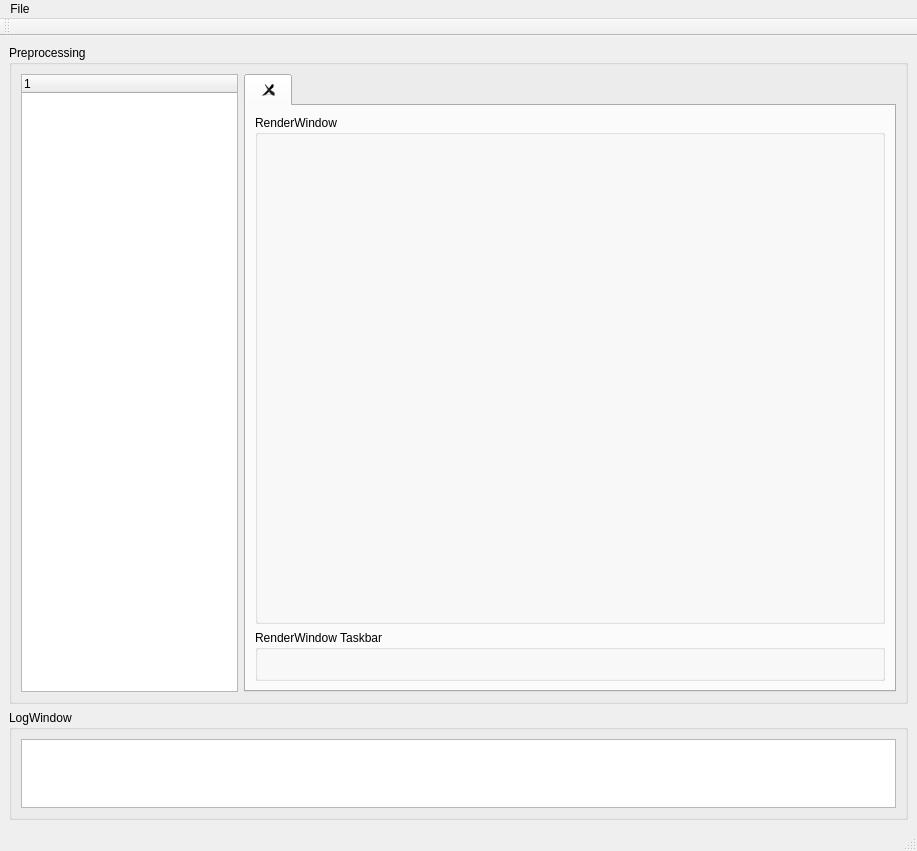
The window that gui_designer/ideas4all_city_simulator_gui.ui (onaycan/3dCity_LOD1_rep) describes before a commit, drawn with Qt 5.
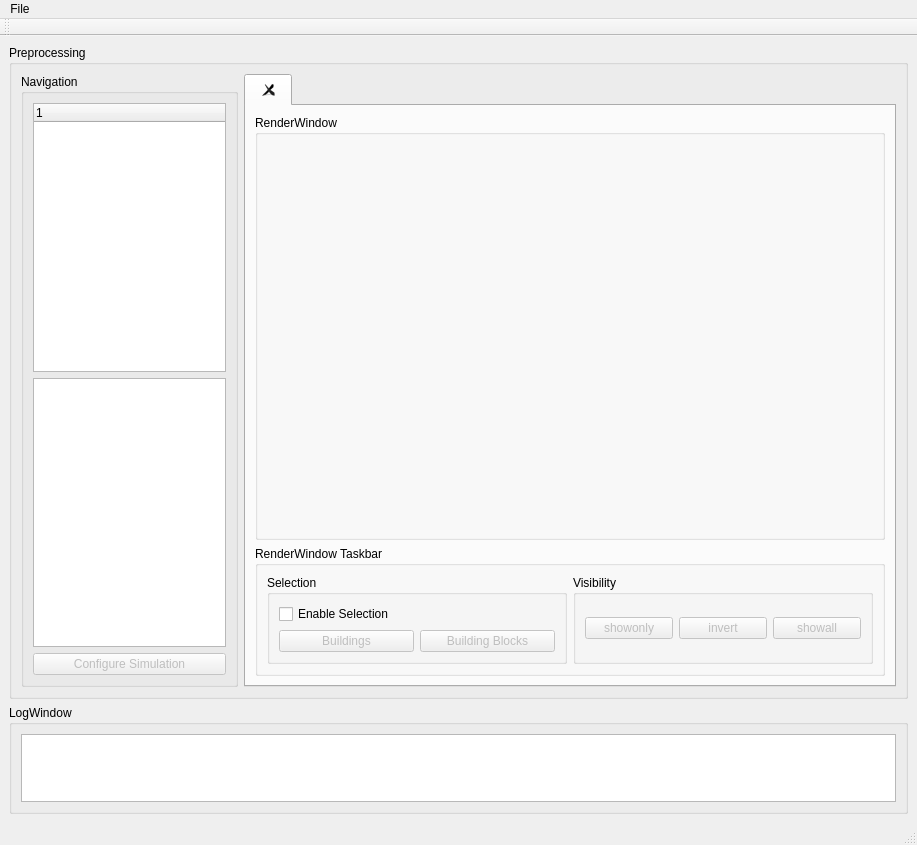
The same window after the commit.

The edit to the form file:
```diff
--- a/gui_designer/ideas4all_city_simulator_gui.ui
+++ b/gui_designer/ideas4all_city_simulator_gui.ui
@@ -7,7 +7,7 @@
     <x>0</x>
     <y>0</y>
     <width>917</width>
-    <height>851</height>
+    <height>845</height>
    </rect>
   </property>
   <property name="sizePolicy">
@@ -40,18 +40,40 @@
       </property>
       <layout class="QHBoxLayout" name="horizontalLayout_2">
        <item>
-        <widget class="QTreeWidget" name="treeWidget">
+        <widget class="QGroupBox" name="groupBox">
          <property name="sizePolicy">
-          <sizepolicy hsizetype="Expanding" vsizetype="Expanding">
+          <sizepolicy hsizetype="Ignored" vsizetype="Ignored">
            <horstretch>2</horstretch>
            <verstretch>0</verstretch>
           </sizepolicy>
          </property>
-         <column>
-          <property name="text">
-           <string notr="true">1</string>
-          </property>
-         </column>
+         <property name="title">
+          <string>Navigation</string>
+         </property>
+         <layout class="QVBoxLayout" name="verticalLayout_6">
+          <item>
+           <widget class="QTreeWidget" name="treeWidget">
+            <column>
+             <property name="text">
+              <string notr="true">1</string>
+             </property>
+            </column>
+           </widget>
+          </item>
+          <item>
+           <widget class="QTableWidget" name="tableWidget"/>
+          </item>
+          <item>
+           <widget class="QPushButton" name="pushButton">
+            <property name="enabled">
+             <bool>false</bool>
+            </property>
+            <property name="text">
+             <string>Configure Simulation</string>
+            </property>
+           </widget>
+          </item>
+         </layout>
         </widget>
        </item>
        <item>
@@ -108,9 +130,91 @@
              <property name="title">
               <string>RenderWindow Taskbar</string>
              </property>
-             <layout class="QVBoxLayout" name="verticalLayout_2">
+             <layout class="QHBoxLayout" name="horizontalLayout">
               <item>
-               <layout class="QVBoxLayout" name="vtkTaskbarLayout"/>
+               <widget class="QGroupBox" name="groupBox_2">
+                <property name="title">
+                 <string>Selection</string>
+                </property>
+                <layout class="QVBoxLayout" name="verticalLayout_2">
+                 <item>
+                  <widget class="QCheckBox" name="EnableSelection_checkBox">
+                   <property name="text">
+                    <string>Enable Selection</string>
+                   </property>
+                  </widget>
+                 </item>
+                 <item>
+                  <layout class="QHBoxLayout" name="horizontalLayout_5">
+                   <item>
+                    <widget class="QPushButton" name="buildings_pushbutton">
+                     <property name="enabled">
+                      <bool>false</bool>
+                     </property>
+                     <property name="text">
+                      <string>Buildings</string>
+                     </property>
+                     <property name="checkable">
+                      <bool>true</bool>
+                     </property>
+                    </widget>
+                   </item>
+                   <item>
+                    <widget class="QPushButton" name="buildingBlocks_pushbutton">
+                     <property name="enabled">
+                      <bool>false</bool>
+                     </property>
+                     <property name="text">
+                      <string>Building Blocks</string>
+                     </property>
+                     <property name="checkable">
+                      <bool>true</bool>
+                     </property>
+                    </widget>
+                   </item>
+                  </layout>
+                 </item>
+                </layout>
+               </widget>
+              </item>
+              <item>
+               <widget class="QGroupBox" name="groupBox_3">
+                <property name="title">
+                 <string>Visibility</string>
+                </property>
+                <layout class="QHBoxLayout" name="horizontalLayout_3">
+                 <item>
+                  <widget class="QPushButton" name="showonly_pushButton">
+                   <property name="enabled">
+                    <bool>false</bool>
+                   </property>
+                   <property name="text">
+                    <string>showonly</string>
+                   </property>
+                  </widget>
+                 </item>
+                 <item>
+                  <widget class="QPushButton" name="invert_pushButton">
+                   <property name="enabled">
+                    <bool>false</bool>
+                   </property>
+                   <property name="text">
+                    <string>invert</string>
+                   </property>
+                  </widget>
+                 </item>
+                 <item>
+                  <widget class="QPushButton" name="showall_pushButton">
+                   <property name="enabled">
+                    <bool>false</bool>
+                   </property>
+                   <property name="text">
+                    <string>showall</string>
+                   </property>
+                  </widget>
+                 </item>
+                </layout>
+               </widget>
               </item>
              </layout>
             </widget>
```
